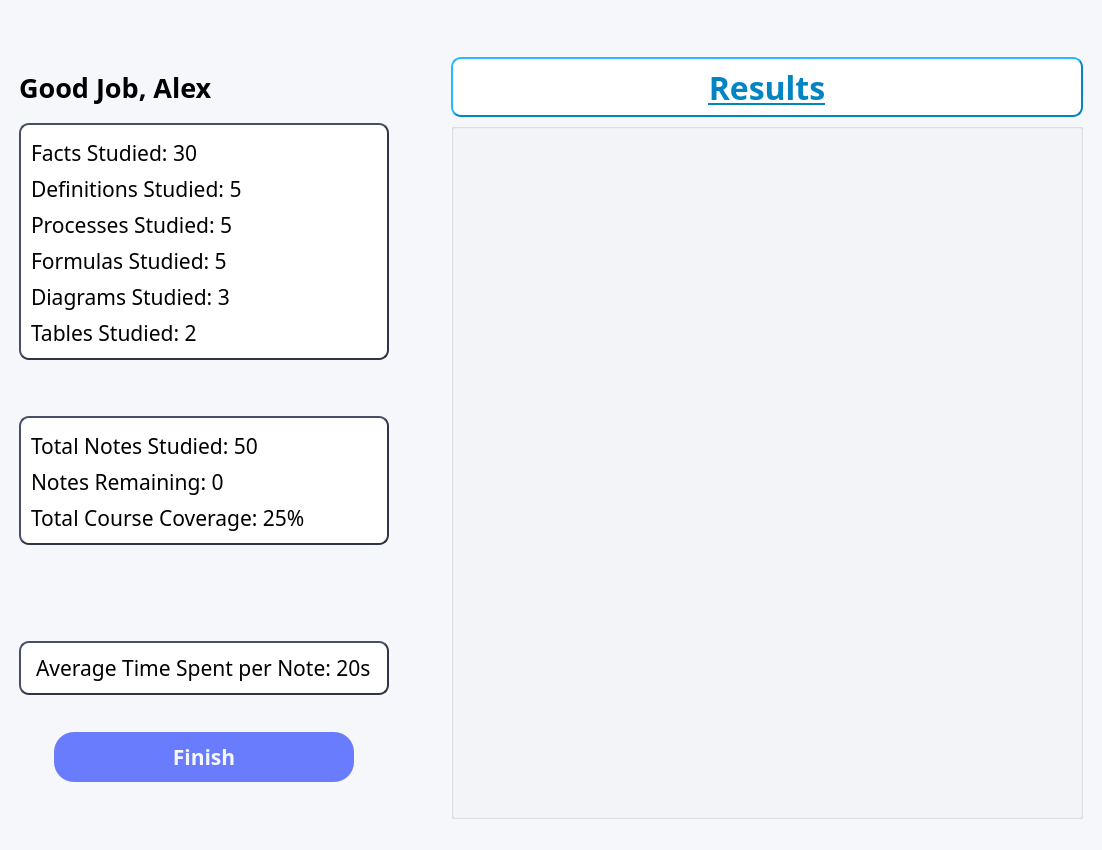
Qt form gui/learnNotesSummary.ui (AlexShem247/note-and-flashcard-maker) before a commit.
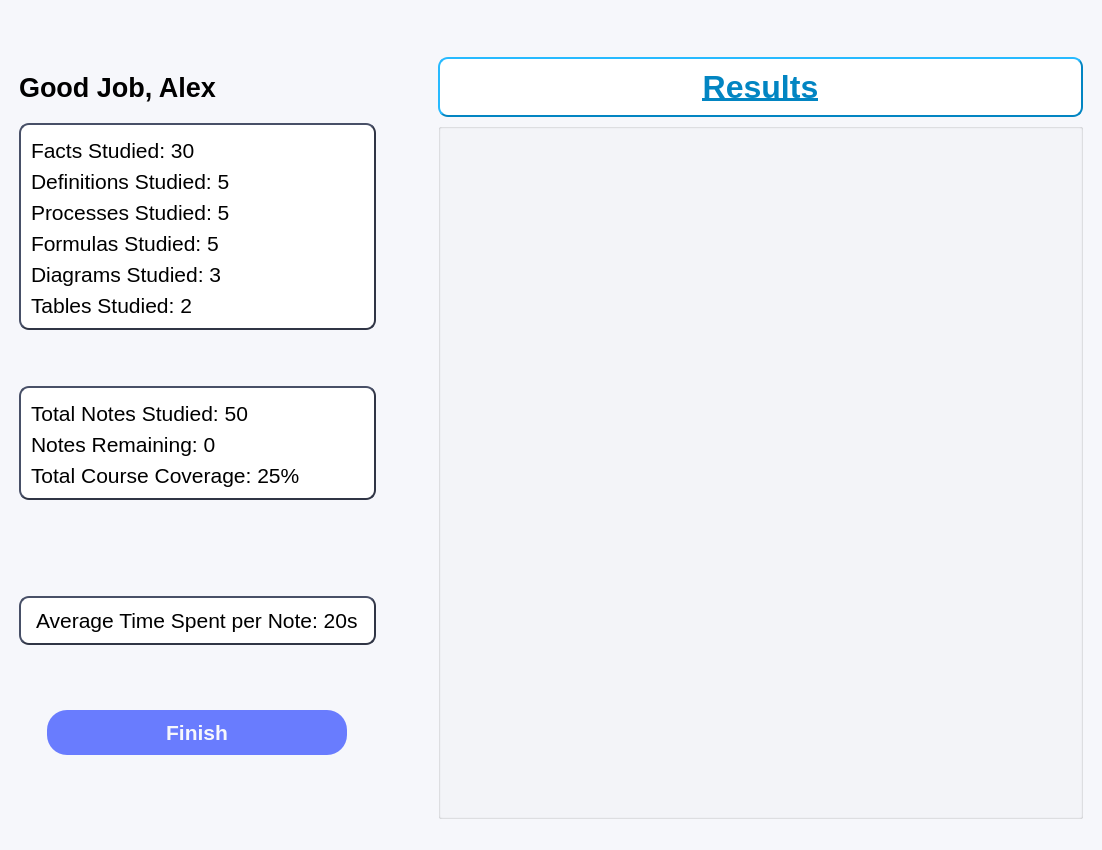
The same form after that commit.

Commit message: Changed Font to MS Shell

The edit to the form file:
```diff
--- a/gui/learnNotesSummary.ui
+++ b/gui/learnNotesSummary.ui
@@ -124,7 +124,7 @@
           </property>
           <property name="font">
            <font>
-            <family>Neue Haas Grotesk Text Pro</family>
+            <family>MS Shell Dlg 2</family>
             <pointsize>24</pointsize>
             <weight>75</weight>
             <bold>true</bold>
@@ -202,7 +202,7 @@
               <widget class="QLabel" name="noFactsLabel">
                <property name="font">
                 <font>
-                 <family>Neue Haas Grotesk Text Pro</family>
+                 <family>MS Shell Dlg 2</family>
                  <pointsize>16</pointsize>
                 </font>
                </property>
@@ -219,7 +219,7 @@
               <widget class="QLabel" name="noDefLabel">
                <property name="font">
                 <font>
-                 <family>Neue Haas Grotesk Text Pro</family>
+                 <family>MS Shell Dlg 2</family>
                  <pointsize>16</pointsize>
                 </font>
                </property>
@@ -236,7 +236,7 @@
               <widget class="QLabel" name="noProLabel">
                <property name="font">
                 <font>
-                 <family>Neue Haas Grotesk Text Pro</family>
+                 <family>MS Shell Dlg 2</family>
                  <pointsize>16</pointsize>
                 </font>
                </property>
@@ -253,7 +253,7 @@
               <widget class="QLabel" name="noFormLabel">
                <property name="font">
                 <font>
-                 <family>Neue Haas Grotesk Text Pro</family>
+                 <family>MS Shell Dlg 2</family>
                  <pointsize>16</pointsize>
                 </font>
                </property>
@@ -270,7 +270,7 @@
               <widget class="QLabel" name="noDiaLabel">
                <property name="font">
                 <font>
-                 <family>Neue Haas Grotesk Text Pro</family>
+                 <family>MS Shell Dlg 2</family>
                  <pointsize>16</pointsize>
                 </font>
                </property>
@@ -287,7 +287,7 @@
               <widget class="QLabel" name="noTabLabel">
                <property name="font">
                 <font>
-                 <family>Neue Haas Grotesk Text Pro</family>
+                 <family>MS Shell Dlg 2</family>
                  <pointsize>16</pointsize>
                 </font>
                </property>
@@ -340,7 +340,7 @@
               <widget class="QLabel" name="totalLabel">
                <property name="font">
                 <font>
-                 <family>Neue Haas Grotesk Text Pro</family>
+                 <family>MS Shell Dlg 2</family>
                  <pointsize>16</pointsize>
                 </font>
                </property>
@@ -357,7 +357,7 @@
               <widget class="QLabel" name="remainingLabel">
                <property name="font">
                 <font>
-                 <family>Neue Haas Grotesk Text Pro</family>
+                 <family>MS Shell Dlg 2</family>
                  <pointsize>16</pointsize>
                 </font>
                </property>
@@ -380,7 +380,7 @@
                </property>
                <property name="font">
                 <font>
-                 <family>Neue Haas Grotesk Text Pro</family>
+                 <family>MS Shell Dlg 2</family>
                  <pointsize>16</pointsize>
                 </font>
                </property>
@@ -429,7 +429,7 @@
            <widget class="QLabel" name="avTimeLabel">
             <property name="font">
              <font>
-              <family>Neue Haas Grotesk Text Pro</family>
+              <family>MS Shell Dlg 2</family>
               <pointsize>16</pointsize>
               <weight>50</weight>
               <bold>false</bold>
@@ -474,7 +474,7 @@
             </property>
             <property name="font">
              <font>
-              <family>Neue Haas Grotesk Text Pro</family>
+              <family>MS Shell Dlg 2</family>
               <pointsize>16</pointsize>
               <weight>75</weight>
               <bold>true</bold>
@@ -519,7 +519,7 @@
          <widget class="QLabel" name="messageLabel">
           <property name="font">
            <font>
-            <family>Neue Haas Grotesk Text Pro</family>
+            <family>MS Shell Dlg 2</family>
             <pointsize>20</pointsize>
             <weight>75</weight>
             <bold>true</bold>
```
The commit also changes 27 other files.
